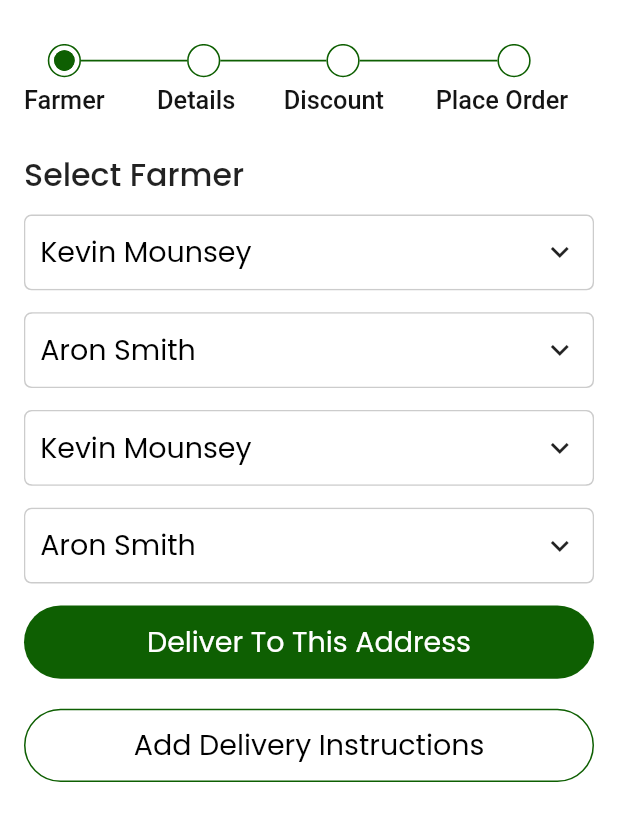
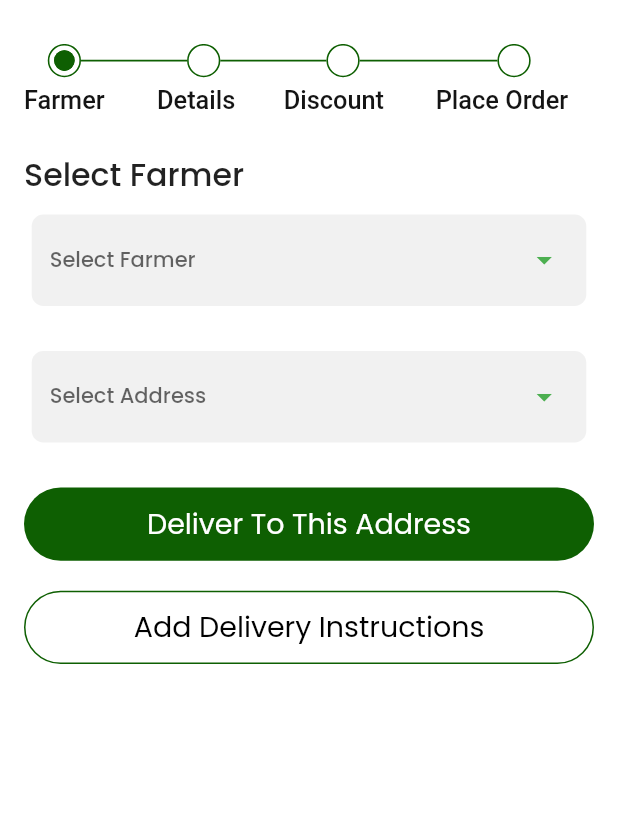
Before and after one commit to Rajshinde046/FarmFlowSales, a Flutter app: the selectFarmer screen opened by its route, on a phone screen of 412 x 824 dp. Shown: the top 821 px of the screen. Run offline on Flutter 3.47's test engine with Material 2 defaults, Android fonts, the phone set to English and light mode, and no system bars; drawn by our look-alikes of getwidget; our stand-ins replace another_flushbar, curved_navigation_bar, dotted_line, flutter_dash, flutter_screenutil, flutter_svg and 11 more; missing offline and left inert: dart:ffi.

Commit message:
drop down

```diff
--- a/lib/View/Cart/selectfarmer.dart
+++ b/lib/View/Cart/selectfarmer.dart
@@ -9,6 +9,31 @@ import 'package:get/get.dart';
 import 'package:getwidget/components/accordion/gf_accordion.dart';
 import 'package:google_fonts/google_fonts.dart';
 
+final TextEditingController colorController = TextEditingController();
+final TextEditingController addController = TextEditingController();
+
+enum ColorLabel {
+  blue('Kevin Mounsey'),
+  pink('Aron Smith'),
+  green('Kevin Mounsey'),
+  yellow('Aron Smith'),
+  grey('Kevin Mounsey');
+
+  const ColorLabel(this.label);
+  final String label;
+}
+
+enum addLabel {
+  blue(' 64 martens place, dunwich, queensland, 4183, Ireland'),
+  pink(' 64 martens place, dunwich, queensland, 4183, Ireland'),
+  green(' 64 martens place, dunwich, queensland, 4183, Ireland'),
+  yellow(' 64 martens place, dunwich, queensland, 4183, Ireland'),
+  grey(' 64 martens place, dunwich, queensland, 4183, Ireland');
+
+  const addLabel(this.label);
+  final String label;
+}
+
 class selectFarmer extends StatefulWidget {
   const selectFarmer({super.key});
 
@@ -17,8 +42,31 @@ class selectFarmer extends StatefulWidget {
 }
 
 class _selectFarmerState extends State<selectFarmer> {
+  ColorLabel? selectedColor;
+  addLabel? selectedAdd;
   @override
   Widget build(BuildContext context) {
+    final List<DropdownMenuEntry<ColorLabel>> colorEntries =
+        <DropdownMenuEntry<ColorLabel>>[];
+    for (final ColorLabel color in ColorLabel.values) {
+      colorEntries.add(
+        DropdownMenuEntry<ColorLabel>(
+          value: color,
+          label: color.label,
+        ),
+      );
+    }
+
+    final List<DropdownMenuEntry<addLabel>> addEntries =
+        <DropdownMenuEntry<addLabel>>[];
+    for (final addLabel add in addLabel.values) {
+      addEntries.add(
+        DropdownMenuEntry<addLabel>(
+          value: add,
+          label: add.label,
+        ),
+      );
+    }
     return Scaffold(
       body: SafeArea(
         child: Padding(
@@ -46,27 +94,96 @@ class _selectFarmerState extends State<selectFarmer> {
                 ],
               ),
               sizedBoxHeight(10.h),
-              ListView.builder(
-                  // physics: const NeverScrollableScrollPhysics(),
-                  shrinkWrap: true,
-                  itemCount: newsData.length,
-                  itemBuilder: (context, index) {
-                    return Column(
-                      children: [
-                        newslistCard(
-                          newsData[index]["recipeimage"],
-                          newsData[index]["title"],
-                          newsData[index]["street"],
-                          index,
-                          newsData[index]["city"],
-                          newsData[index]["state"],
-                          newsData[index]["phone"],
-                          newsData[index]["zipcode"],
-                          newsData[index]["country"],
-                        )
-                      ],
-                    );
-                  }),
+              DropdownMenu<ColorLabel>(
+                hintText: "Select Farmer",
+                trailingIcon: Icon(
+                  Icons.arrow_drop_down,
+                  color: Colors.green,
+                ),
+                inputDecorationTheme: InputDecorationTheme(
+                  filled: true,
+                  fillColor: Color(0xFFF1F1F1),
+                  border: OutlineInputBorder(
+                    borderRadius: BorderRadius.circular(8.r),
+                    borderSide: BorderSide(
+                        color: Color(0xFF707070).withOpacity(0), width: 1),
+                  ),
+                  enabledBorder: OutlineInputBorder(
+                    borderRadius: BorderRadius.circular(8.r),
+                    borderSide: BorderSide(
+                        color: Color(0xFF707070).withOpacity(0), width: 1),
+                  ),
+                  focusedBorder: OutlineInputBorder(
+                    borderRadius: BorderRadius.circular(8.r),
+                    borderSide: BorderSide(
+                        color: Color(0xFF707070).withOpacity(0), width: 1),
+                  ),
+                  errorBorder: OutlineInputBorder(
+                    borderRadius: BorderRadius.circular(8),
+                    borderSide: const BorderSide(color: Colors.red, width: 1),
+                  ),
+                  focusedErrorBorder: OutlineInputBorder(
+                    borderRadius: BorderRadius.circular(8),
+                    borderSide: const BorderSide(color: Colors.red, width: 1),
+                  ),
+                ),
+                enabled: true,
+                width: 350.w,
+                enableSearch: false,
+                controller: colorController,
+                dropdownMenuEntries: colorEntries,
+                onSelected: (ColorLabel? color) {
+                  setState(() {
+                    selectedColor = color;
+                  });
+                },
+              ),
+              sizedBoxHeight(30),
+              DropdownMenu<addLabel>(
+                hintText: "Select Address",
+                trailingIcon: Icon(
+                  Icons.arrow_drop_down,
+                  color: Colors.green,
+                ),
+                inputDecorationTheme: InputDecorationTheme(
+                  filled: true,
+                  fillColor: Color(0xFFF1F1F1),
+                  border: OutlineInputBorder(
+                    borderRadius: BorderRadius.circular(8.r),
+                    borderSide: BorderSide(
+                        color: Color(0xFF707070).withOpacity(0), width: 1),
+                  ),
+                  enabledBorder: OutlineInputBorder(
+                    borderRadius: BorderRadius.circular(8.r),
+                    borderSide: BorderSide(
+                        color: Color(0xFF707070).withOpacity(0), width: 1),
+                  ),
+                  focusedBorder: OutlineInputBorder(
+                    borderRadius: BorderRadius.circular(8.r),
+                    borderSide: BorderSide(
+                        color: Color(0xFF707070).withOpacity(0), width: 1),
+                  ),
+                  errorBorder: OutlineInputBorder(
+                    borderRadius: BorderRadius.circular(8),
+                    borderSide: const BorderSide(color: Colors.red, width: 1),
+                  ),
+                  focusedErrorBorder: OutlineInputBorder(
+                    borderRadius: BorderRadius.circular(8),
+                    borderSide: const BorderSide(color: Colors.red, width: 1),
+                  ),
+                ),
+                enabled: true,
+                width: 350.w,
+                enableSearch: false,
+                controller: addController,
+                dropdownMenuEntries: addEntries,
+                onSelected: (addLabel? add) {
+                  setState(() {
+                    selectedAdd = add;
+                  });
+                },
+              ),
+              sizedBoxHeight(30),
               CustomButton(
                   text: "Deliver To This Address",
                   onTap: () {
```
